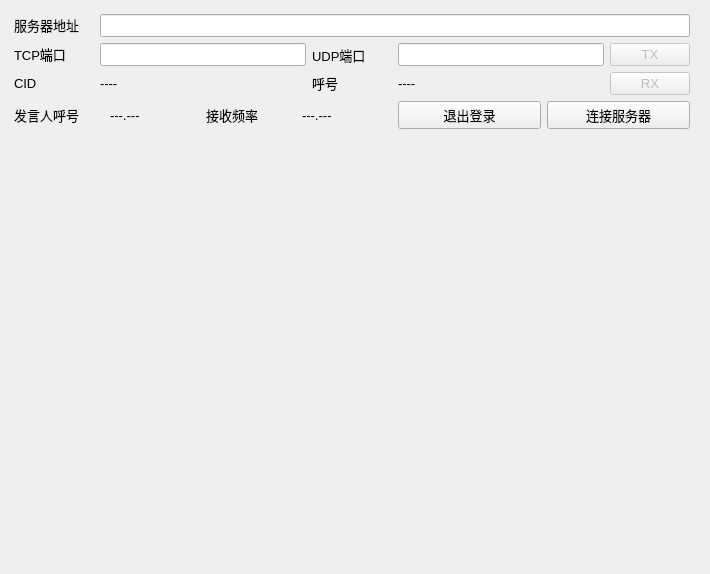
First picture: the form in src/ui/form/connect_window.ui, repository Flyleague-Collection/AudioClient, before the edit.
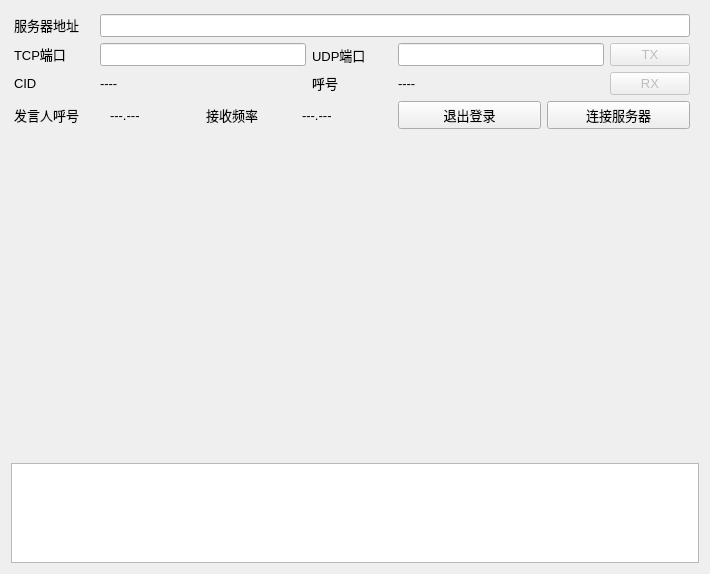
Second picture: the form after the edit. Custom widgets are drawn as their Qt base class.

Patch:
```diff
--- a/src/ui/form/connect_window.ui
+++ b/src/ui/form/connect_window.ui
@@ -277,6 +277,16 @@
      </item>
     </layout>
    </item>
+   <item row="3" column="0" colspan="2">
+    <widget class="QTextBrowser" name="text_browser_log">
+     <property name="maximumSize">
+      <size>
+       <width>16777215</width>
+       <height>100</height>
+      </size>
+     </property>
+    </widget>
+   </item>
   </layout>
  </widget>
  <customwidgets>
```
